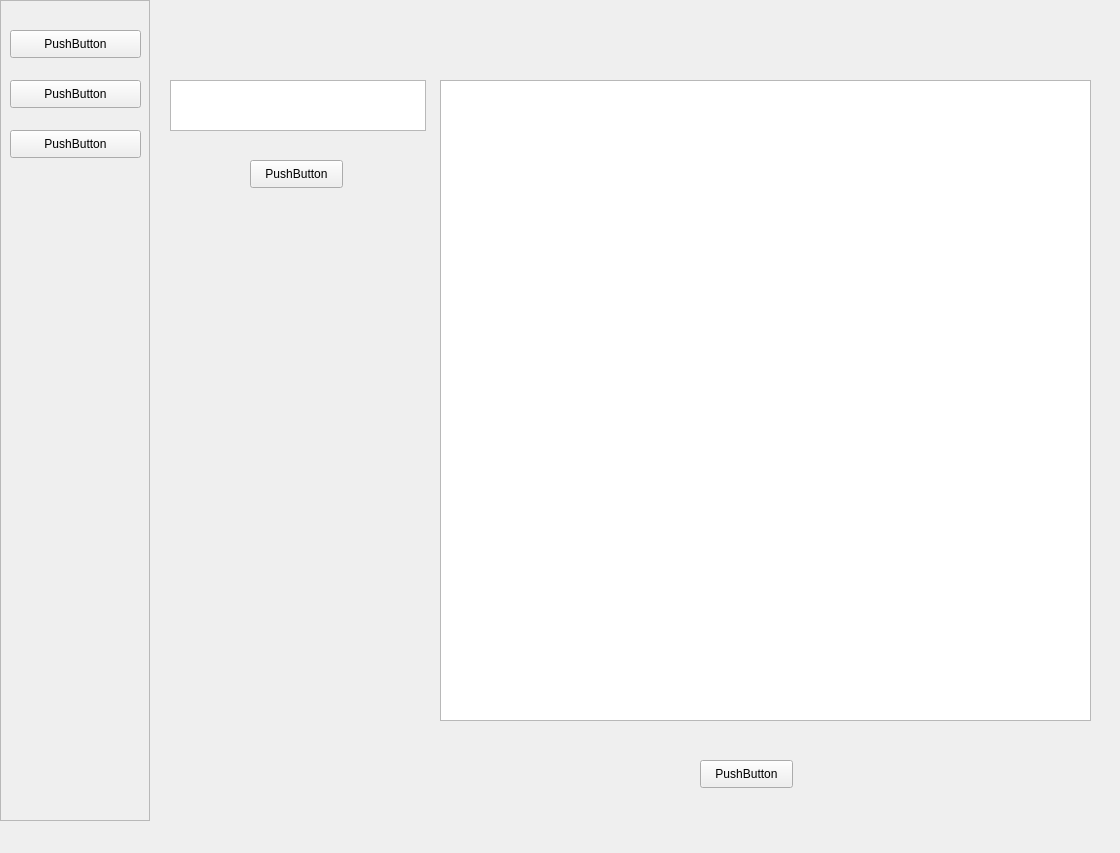
Before: the Qt Designer form Resources/window.ui in AntZot/GamedevDB, drawn with Qt 5.
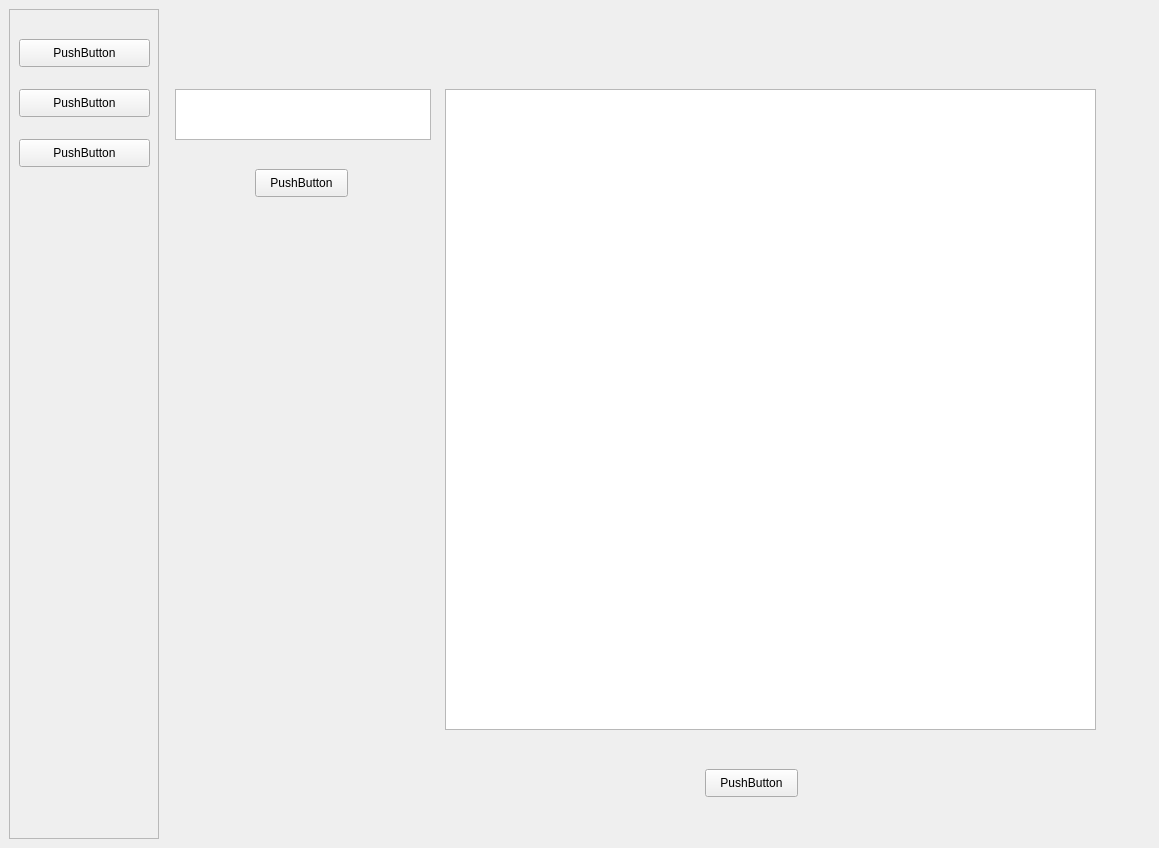
After: the same form once the commit is applied.

What changed in the file:
```diff
--- a/Resources/window.ui
+++ b/Resources/window.ui
@@ -6,22 +6,22 @@
    <rect>
     <x>0</x>
     <y>0</y>
-    <width>1120</width>
-    <height>853</height>
+    <width>1159</width>
+    <height>848</height>
    </rect>
   </property>
   <property name="windowTitle">
    <string>Game Dev Company databases</string>
   </property>
   <widget class="QWidget" name="centralwidget">
+   <layout class="QGridLayout" name="gridLayout_3">
+    <item row="0" column="0">
    <widget class="QFrame" name="frame_2">
-    <property name="geometry">
-     <rect>
-      <x>0</x>
-      <y>0</y>
+      <property name="minimumSize">
+       <size>
       <width>150</width>
-      <height>821</height>
-     </rect>
+        <height>0</height>
+       </size>
     </property>
     <property name="frameShape">
      <enum>QFrame::StyledPanel</enum>
@@ -69,14 +69,14 @@
      </property>
     </widget>
    </widget>
+    </item>
+    <item row="0" column="1">
    <widget class="QStackedWidget" name="stackedWidget">
-    <property name="geometry">
-     <rect>
-      <x>160</x>
-      <y>0</y>
-      <width>951</width>
-      <height>821</height>
-     </rect>
+      <property name="minimumSize">
+       <size>
+        <width>980</width>
+        <height>800</height>
+       </size>
     </property>
     <property name="currentIndex">
      <number>0</number>
@@ -131,6 +131,8 @@
     </widget>
     <widget class="QWidget" name="page_2"/>
    </widget>
+    </item>
+   </layout>
   </widget>
   <widget class="QMenuBar" name="menubar">
    <property name="enabled">
```
Left out of the diff: 2 changed lines with no effect on the pictures. Lines whose indentation alone changed are shown as unchanged.
